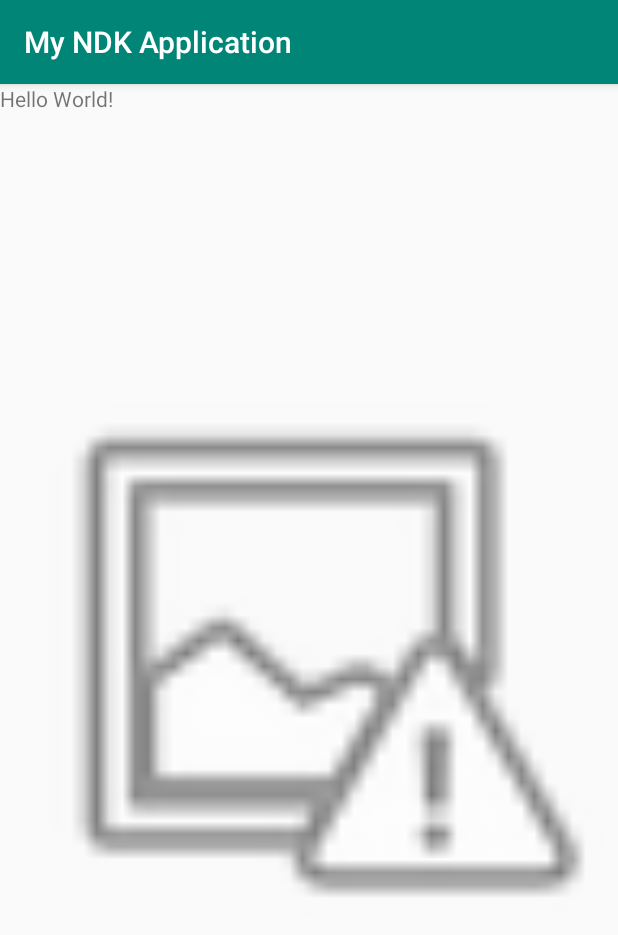
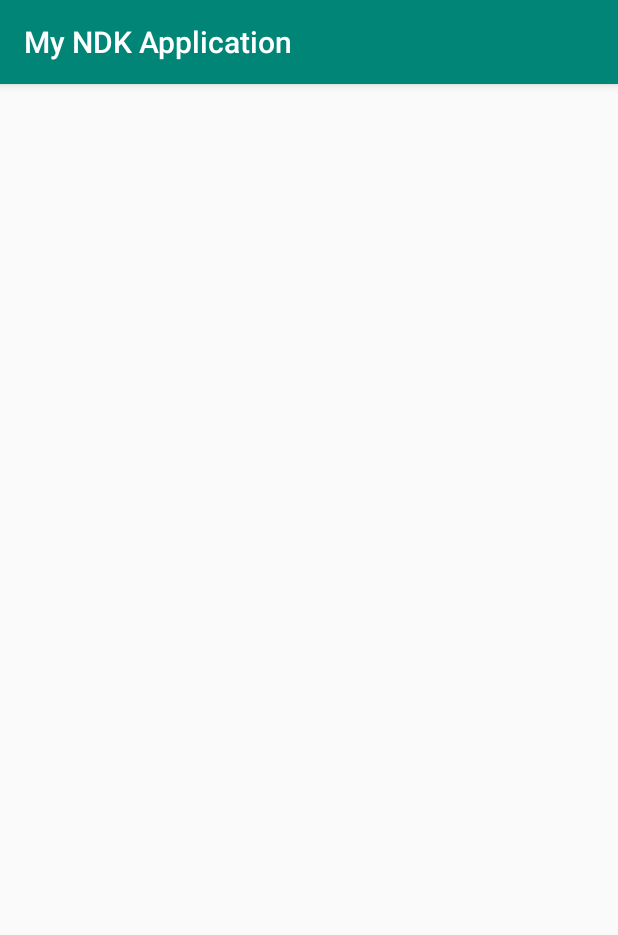
Before and after one commit to AlphaAndroid/FaceDetector, an Android app: the screen it shows after launch (MainActivity), on a phone screen of 412 x 824 dp. Shown: the top 935 px of the screen. Run offline under Robolectric (Android 15) with nearby library versions, the phone set to English and light mode, and no system bars; 1 statement that could not run was skipped.

Commit message:
База проекта

```diff
--- a/app/src/main/java/com/example/myndkapplication/MainActivity.kt
+++ b/app/src/main/java/com/example/myndkapplication/MainActivity.kt
@@ -1,16 +1,7 @@
 package com.example.myndkapplication
 
-import android.graphics.Bitmap
-import android.graphics.BitmapFactory
 import android.os.Bundle
-import android.util.Log
-import android.widget.Toast
 import androidx.appcompat.app.AppCompatActivity
-import kotlinx.android.synthetic.main.activity_main.*
-import org.opencv.android.Utils
-import org.opencv.core.CvException
-import org.opencv.core.Mat
-import org.opencv.imgproc.Imgproc
 
 class MainActivity : AppCompatActivity() {
 
@@ -25,66 +16,10 @@ class MainActivity : AppCompatActivity() {
         super.onCreate(savedInstanceState)
         setContentView(R.layout.activity_main)
 
-        //val image = getImageFromPath()
-        //try {
-        //    val mat = Mat(image)
-        //    imageView.setImageBitmap(convertMatToBitMap(mat))
-        //} catch (exception: UnsupportedOperationException) {
-        //    Toast.makeText(
-        //        this,
-        //        "Loading error. Image exist? or permission granted?",
-        //        Toast.LENGTH_LONG
-        //    ).show()
-        //}
-        //val bitmap = (imageView.drawable as BitmapDrawable).bitmap
-        val bitmap = BitmapFactory.decodeResource(resources, R.drawable.test)
-        Log.d("Alpha", "0")
-        sendBitmapToNative(bitmap)
-        Log.d("Alpha", "1")
-        //imageView.setImageBitmap(Bitmap.createScaledBitmap(bitmap, 150, 150, false))
-        Log.d("Alpha", "2")
 
-        Log.d("Alpha", "test 0")
-        val mat = Mat()
-        Utils.bitmapToMat(bitmap, mat)
-        setNativeMat(mat.nativeObjAddr, 15000, 15000, false)
-        Log.d("Alpha", "test 1")
-        Bitmap.createScaledBitmap(bitmap, 15000, 15000, false)
-        Log.d("Alpha", "test 2")
     }
 
-    private fun sendBitmapToNative(bitmap: Bitmap) {
-        val mat = Mat()
-        Utils.bitmapToMat(bitmap, mat)
-        setNativeMat(mat.nativeObjAddr, 150, 150, false)
-        try {
-            //val matImage = Mat(image)
-            imageView.setImageBitmap(convertMatToBitMap(mat))
-        } catch (exception: UnsupportedOperationException) {
-            Toast.makeText(
-                this,
-                "Loading error. Image exist? or permission granted?",
-                Toast.LENGTH_LONG
-            ).show()
-        }
-    }
+    //private external fun getImageFromPath(): Long
 
-    private fun convertMatToBitMap(input: Mat): Bitmap? {
-        var bmp: Bitmap? = null
-        val rgb = Mat()
-        Imgproc.cvtColor(input, rgb, Imgproc.COLOR_BGR2RGB)
-
-        try {
-            bmp = Bitmap.createBitmap(rgb.cols(), rgb.rows(), Bitmap.Config.ARGB_8888)
-            Utils.matToBitmap(rgb, bmp)
-        } catch (e: CvException) {
-            Log.d("Exception", e.message!!)
-        }
-
-        return bmp
-    }
-
-    private external fun getImageFromPath(): Long
-
-    private external fun setNativeMat(mat: Long, width: Int, height: Int, isIncrease: Boolean)
+    //private external fun setNativeMat(mat: Long, width: Int, height: Int, isIncrease: Boolean)
 }
--- a/app/src/main/res/layout/activity_main.xml
+++ b/app/src/main/res/layout/activity_main.xml
@@ -6,30 +6,5 @@
     android:layout_height="match_parent"
     tools:context=".MainActivity">
 
-    <ScrollView
-        android:layout_width="match_parent"
-        android:layout_height="match_parent"
-        app:layout_constraintBottom_toBottomOf="parent"
-        app:layout_constraintEnd_toEndOf="parent"
-        app:layout_constraintStart_toStartOf="parent"
-        app:layout_constraintTop_toTopOf="parent">
-
-        <TextView
-            android:id="@+id/sample_text"
-            android:layout_width="match_parent"
-            android:layout_height="wrap_content"
-            android:text="Hello World!" />
-    </ScrollView>
-
-    <ImageView
-        android:id="@+id/imageView"
-        android:layout_width="0dp"
-        android:layout_height="0dp"
-        app:layout_constraintBottom_toBottomOf="parent"
-        app:layout_constraintEnd_toEndOf="parent"
-        app:layout_constraintStart_toStartOf="parent"
-        app:layout_constraintTop_toTopOf="parent"
-        app:srcCompat="@android:drawable/ic_menu_report_image"
-        tools:ignore="ContentDescription" />
 
 </androidx.constraintlayout.widget.ConstraintLayout>
```
